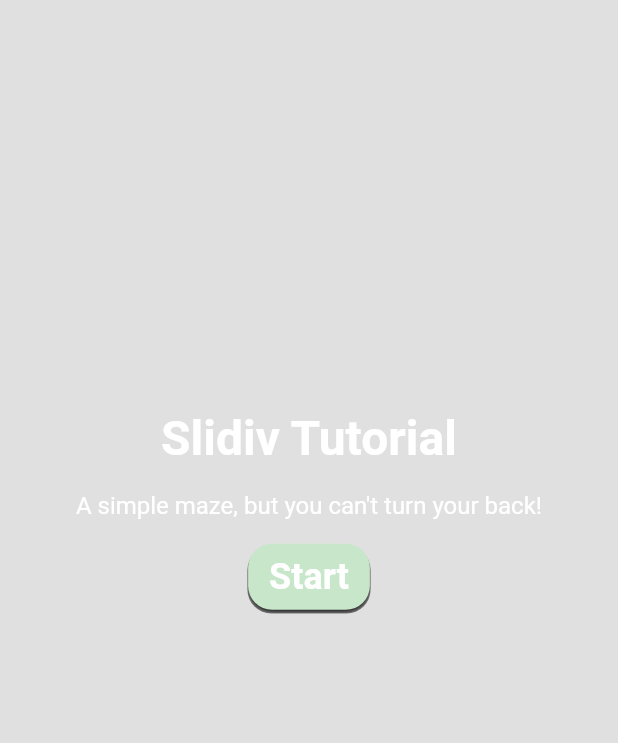
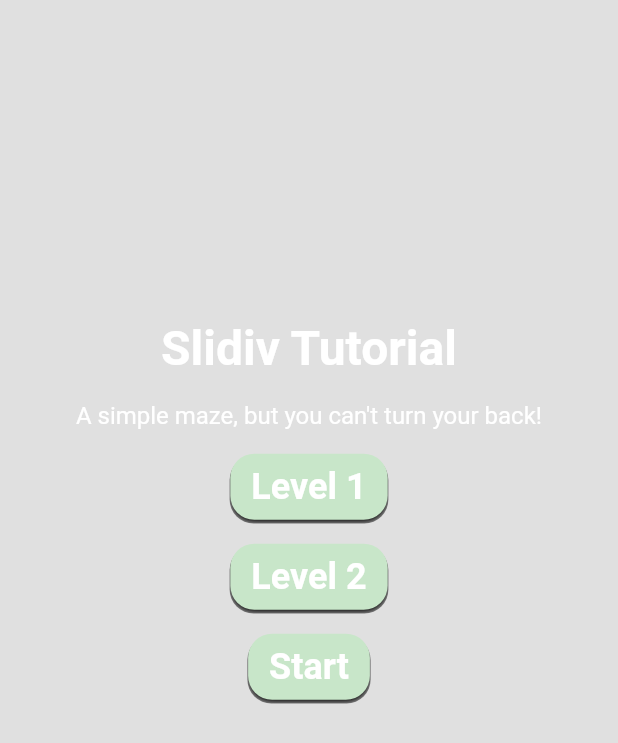
Before and after one commit to lkandrea/flutter_slidiv, a Flutter app: the screen it shows after launch, on a phone screen of 412 x 824 dp. Shown: the top 743 px of the screen. Run offline on Flutter 3.47's test engine with Material 2 defaults, Android fonts, the phone set to English and light mode, and no system bars.

Commit message:
Adding level option on tutorial

```diff
--- /dev/null
+++ b/lib/tutorial_page/level_button_widget.dart
@@ -0,0 +1,45 @@
+import 'package:flutter/material.dart';
+import 'package:slidiv/common/style/slidiv_bold_text.dart';
+
+class LevelButton extends StatelessWidget {
+  const LevelButton({
+    Key? key,
+    this.text,
+    this.onTap,
+    this.margin,
+  }) : super(key: key);
+
+  final String? text;
+  final VoidCallback? onTap;
+  final EdgeInsets? margin;
+
+  @override
+  Widget build(BuildContext context) {
+    return GestureDetector(
+      onTap: () => onTap?.call(),
+      child: Container(
+        margin: margin ?? const EdgeInsets.only(top: 16.0),
+        padding: const EdgeInsets.symmetric(
+          horizontal: 14.0,
+          vertical: 8.0,
+        ),
+        decoration: BoxDecoration(
+          color: Colors.green.shade100,
+          boxShadow: const [
+            BoxShadow(
+              blurStyle: BlurStyle.inner,
+              blurRadius: 4.0,
+              spreadRadius: 0.5,
+              offset: Offset(0.0, 2.0),
+            ),
+          ],
+          borderRadius: const BorderRadius.all(Radius.circular(16.0)),
+        ),
+        child: Text(
+          text ?? "",
+          style: const SlidivBoldText(fontSize: 24.0),
+        ),
+      ),
+    );
+  }
+}
--- a/lib/tutorial_page/tutorial_page.dart
+++ b/lib/tutorial_page/tutorial_page.dart
@@ -4,6 +4,7 @@ import 'package:slidiv/common/navigation/navigation_util.dart';
 import 'package:slidiv/common/style/slidiv_bold_text.dart';
 import 'package:slidiv/common/style/slidiv_normal_text.dart';
 import 'package:slidiv/common/widgets/green_button.dart';
+import 'package:slidiv/tutorial_page/level_button_widget.dart';
 
 class TutorialPage extends StatelessWidget {
   const TutorialPage({Key? key}) : super(key: key);
@@ -35,6 +36,14 @@ class TutorialPage extends StatelessWidget {
                 style: SlidivNormalText(),
               ),
             ),
+            LevelButton(
+              text: "Level 1",
+              onTap: () => NavigationUtil().navigateToLevelOne(context),
+            ),
+            LevelButton(
+              text: "Level 2",
+              onTap: () => NavigationUtil().navigateToLevelTwo(context),
+            ),
             GestureDetector(
               onTap: () => NavigationUtil().navigateToLevelTwo(context),
               child: const GreenButton(
```
